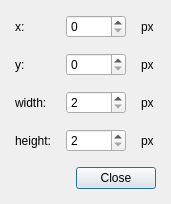
Before: the Qt Designer form Dialogs/dialogrect.ui in RPG-Paper-Maker/RPG-Paper-Maker, drawn with Qt 5.
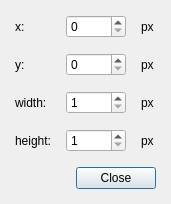
After: the same form once the commit is applied.

```diff
--- a/Dialogs/dialogrect.ui
+++ b/Dialogs/dialogrect.ui
@@ -91,10 +91,13 @@
        <item row="2" column="1">
         <widget class="QSpinBox" name="spinBoxWidth">
          <property name="minimum">
-          <number>2</number>
+          <number>1</number>
          </property>
          <property name="maximum">
-          <number>32</number>
+          <number>5000</number>
+         </property>
+         <property name="value">
+          <number>1</number>
          </property>
         </widget>
        </item>
@@ -115,10 +118,13 @@
        <item row="3" column="1">
         <widget class="QSpinBox" name="spinBoxHeight">
          <property name="minimum">
-          <number>2</number>
+          <number>1</number>
          </property>
          <property name="maximum">
-          <number>32</number>
+          <number>5000</number>
+         </property>
+         <property name="value">
+          <number>1</number>
          </property>
         </widget>
        </item>
```
Left out of the diff: 4 changed lines with no effect on the pictures.
